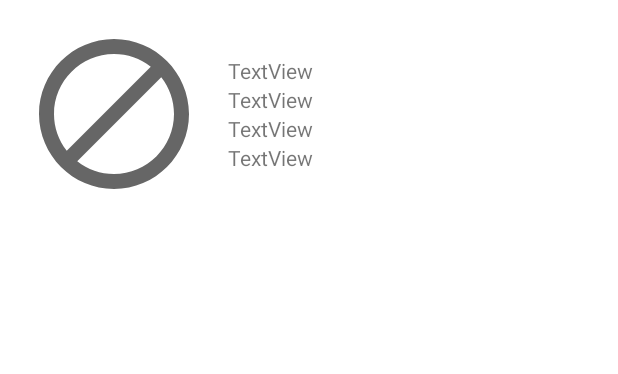
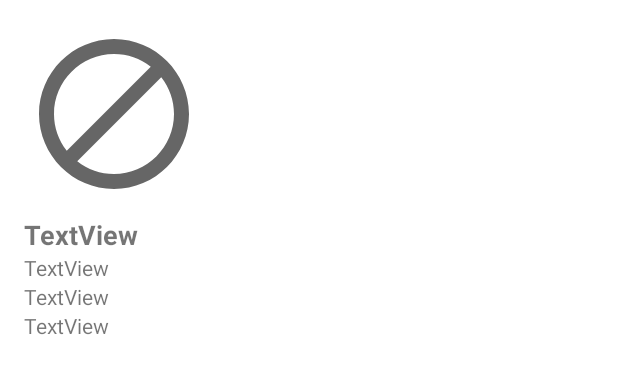
Before and after one commit to jonetmurti/android-fitness-app, an Android app: the layout news_item.xml on its own in the app's theme, with its tools: preview values and no code run, on a phone screen of 412 x 824 dp. Shown: the top 374 px of the screen. Run offline under Robolectric (Android 15) with nearby library versions, the phone set to English and light mode, and no system bars; network calls fail.

Commit message:
showing image in news using glide

```diff
--- a/app/build.gradle
+++ b/app/build.gradle
@@ -46,6 +46,9 @@ dependencies {
     implementation 'androidx.navigation:navigation-fragment-ktx:2.3.5'
     implementation 'androidx.navigation:navigation-ui-ktx:2.3.5'
 
+    implementation 'com.github.bumptech.glide:glide:4.8.0'
+    annotationProcessor 'com.github.bumptech.glide:compiler:4.8.0'
+
     // Room dependency
     def room_version = "2.2.6" // check latest version from docs
     implementation "androidx.room:room-runtime:$room_version"
--- a/app/src/main/java/com/example/workoutapp/news/NewsAdapter.kt
+++ b/app/src/main/java/com/example/workoutapp/news/NewsAdapter.kt
@@ -6,6 +6,7 @@ import android.view.ViewGroup
 import androidx.recyclerview.widget.DiffUtil
 import androidx.recyclerview.widget.ListAdapter
 import androidx.recyclerview.widget.RecyclerView
+import com.bumptech.glide.Glide
 import com.example.workoutapp.databinding.NewsItemBinding
 import com.example.workoutapp.network.NetworkNews
 
@@ -24,6 +25,10 @@ class NewsAdapter(private val listener: NewsClickListener): ListAdapter<NetworkN
             binding.tvDate.text = item.publishedAt
             binding.tvDescription.text = item.description
             binding.tvTitle.text = item.title
+
+            Glide.with(binding.root)
+                    .load(item.urlToImage)
+                    .into(binding.imageView)
 
             binding.root.setOnClickListener {
                 listener.onClick(item)
--- a/app/src/main/res/layout/news_item.xml
+++ b/app/src/main/res/layout/news_item.xml
@@ -18,11 +18,13 @@
         android:id="@+id/tvTitle"
         android:layout_width="wrap_content"
         android:layout_height="wrap_content"
-        android:layout_marginStart="16dp"
+        android:layout_marginTop="8dp"
         android:text="TextView"
+        android:textSize="18sp"
+        android:textStyle="bold"
         app:layout_constraintBottom_toTopOf="@+id/tvDate"
-        app:layout_constraintStart_toEndOf="@+id/imageView"
-        app:layout_constraintTop_toTopOf="@+id/imageView"
+        app:layout_constraintStart_toStartOf="parent"
+        app:layout_constraintTop_toBottomOf="@+id/imageView"
         app:layout_constraintVertical_chainStyle="packed" />
 
     <TextView
@@ -30,6 +32,7 @@
         android:layout_width="wrap_content"
         android:layout_height="wrap_content"
         android:text="TextView"
+        android:textSize="14sp"
         app:layout_constraintBottom_toTopOf="@+id/tvAuthor"
         app:layout_constraintStart_toStartOf="@+id/tvTitle"
         app:layout_constraintTop_toBottomOf="@+id/tvTitle" />
@@ -48,7 +51,6 @@
         android:layout_width="wrap_content"
         android:layout_height="wrap_content"
         android:text="TextView"
-        app:layout_constraintBottom_toBottomOf="@+id/imageView"
         app:layout_constraintStart_toStartOf="@+id/tvAuthor"
         app:layout_constraintTop_toBottomOf="@+id/tvAuthor" />
 
```
